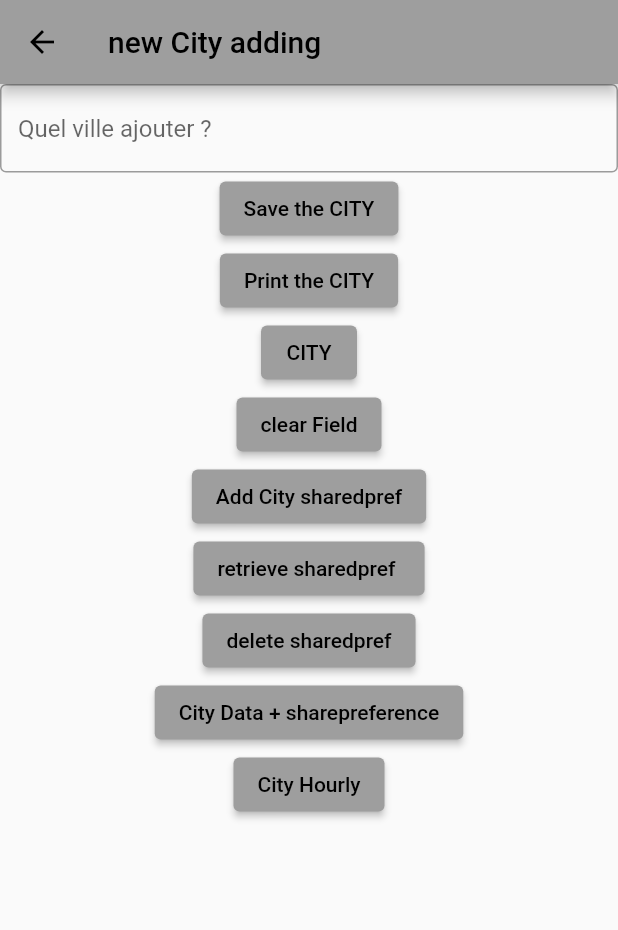
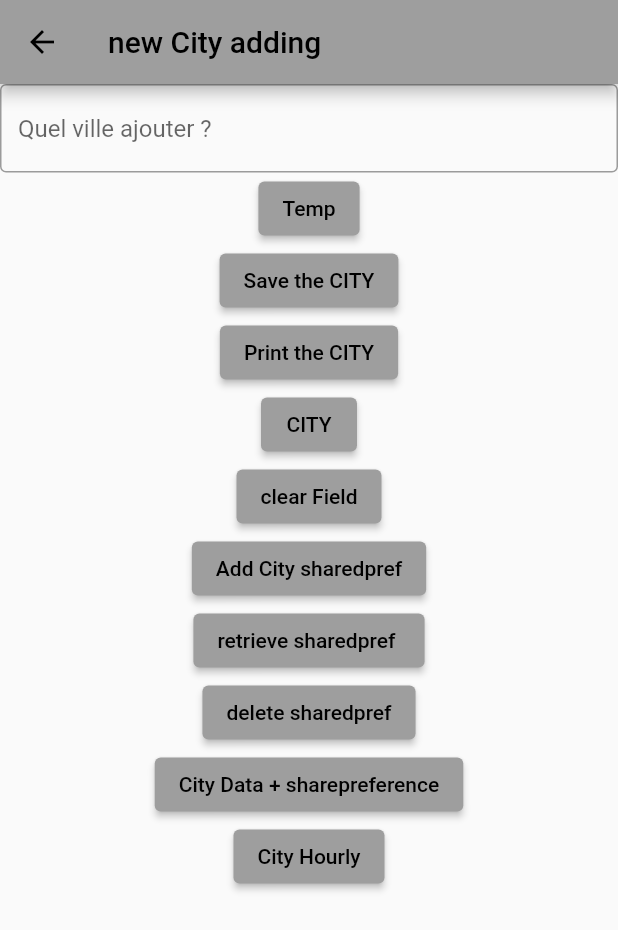
Before and after one commit to Black-Thor/weather_app, a Flutter app: the City screen opened directly, after a tap on "CITY", on a phone screen of 412 x 824 dp. Shown: the top 930 px of the screen. Run offline on Flutter 3.47's test engine with Material 2 defaults, Android fonts, the phone set to English and light mode, and no system bars; our stand-ins replace geocoding, shared_preferences, sqflite; accounts and stored records are empty.

```diff
--- a/lib/main.dart
+++ b/lib/main.dart
@@ -1,4 +1,5 @@
 import 'package:flutter/material.dart';
+import 'package:weather_app/views/newCity.dart';
 import 'views/homePage.dart';
 
 void main() {
@@ -6,6 +7,6 @@ void main() {
     theme: ThemeData(
       primarySwatch: Colors.grey,
     ),
-    home: const HomePage(),
+    home: HomePage(),
   ));
 }
--- a/lib/services/meteo_service.dart
+++ b/lib/services/meteo_service.dart
@@ -5,7 +5,7 @@ import 'package:weather_app/models/forecast_weather.dart';
 import 'package:weather_app/models/meteo.dart';
 import 'package:flutter/widgets.dart';
 
-Future<Meteo> cityRequest(cityEntries) async {
+Future<Meteo?> cityRequest(cityEntries) async {
   List<Location> locations;
   Meteo currentMeteo = Meteo();
 
@@ -22,22 +22,17 @@ Future<Meteo> cityRequest(cityEntries) async {
     'lang': 'fr',
     'appid': '109e23b902d8a46b4fcca288e80abc1d'
   });
-
-  print(url);
-
+  //print(url);
   var response = await http.get(url);
-
   if (response.statusCode == 200) {
     var jsonResponde = jsonDecode(response.body);
     print(jsonResponde);
-    print(Meteo.fromJson(jsonResponde));
+   // print(Meteo.fromJson(jsonResponde));
     currentMeteo = Meteo.fromJson(jsonResponde);
     return currentMeteo;
   } else {
-    print('Failed to get data');
+    throw 'Failed to get data';
   }
-
-  return currentMeteo;
 }
 
 Future<ForecastWeather> cityHourly(cityEntries) async {
--- /dev/null
+++ b/lib/utils/variable.dart
@@ -0,0 +1 @@
+var CitySelected = "getSharedPreferences(cityController)" ;
--- a/lib/views/newCity.dart
+++ b/lib/views/newCity.dart
@@ -13,6 +13,8 @@ import '../services/meteo_service.dart';
 import 'package:weather_app/db/cityDb.dart';
 import 'package:sqflite/sqlite_api.dart';
 import 'package:weather_app/models/meteo.dart';
+
+import '../utils/variable.dart';
 
 class City extends StatefulWidget {
   @override
@@ -30,6 +32,12 @@ class _CityState extends State<City> {
   late int idCity = 0;
   late SharedPreferences prefs;
   late DatabaseHandler handler;
+  Meteo? currentData;
+
+  Future<void> getWeatherData(cityController) async {
+    print('function getWeather');
+    currentData = await cityRequest(cityController);
+  }
 
   @override
   void initState() {
@@ -45,7 +53,11 @@ class _CityState extends State<City> {
         appBar: AppBar(
           title: const Text("new City adding"),
         ),
-      body: Center(
+        body: FutureBuilder(
+          future: getWeatherData(
+              CitySelected), //a modifier pour prendre en compte BDD
+          builder: (context, snapshot) {
+            return Center(
                 child: Column(
               children: [
                 TextField(
@@ -56,9 +68,15 @@ class _CityState extends State<City> {
                   ),
                 ),
                 ElevatedButton(
+                    onPressed: () {
+                      print(currentData!.main!.temp!.toInt());
+                    },
+                    child: Text('Temp')),
+                ElevatedButton(
                     onPressed: () async {
                       // await addCity(cityController.text.toString());
-                Cities cityObj = Cities(name: cityController.text.toString());
+                      Cities cityObj =
+                          Cities(name: cityController.text.toString());
                       handler.insertCity(cityObj);
                     },
                     child: const Text("Save the CITY")),
@@ -102,8 +120,9 @@ class _CityState extends State<City> {
                     onPressed: () => cityHourly(cityController),
                     child: const Text('City Hourly')),
               ],
-      )),
-    );
+            ));
+          },
+        ));
   }
 
   meteoButton() async {
--- a/lib/widgets/next_day.dart
+++ b/lib/widgets/next_day.dart
@@ -1,4 +1,6 @@
 import 'package:flutter/material.dart';
+import 'package:weather_app/models/meteo.dart';
+import 'package:weather_app/services/meteo_service.dart';
 
 Widget nextDay(List photoPokemon) {
   return Container(
```
Also changed, not shown: lib/views/homePage.dart (+104 -18 lines), lib/widgets/drawer.dart (added, +72 -0 lines). Lines whose indentation alone changed are shown as unchanged.
